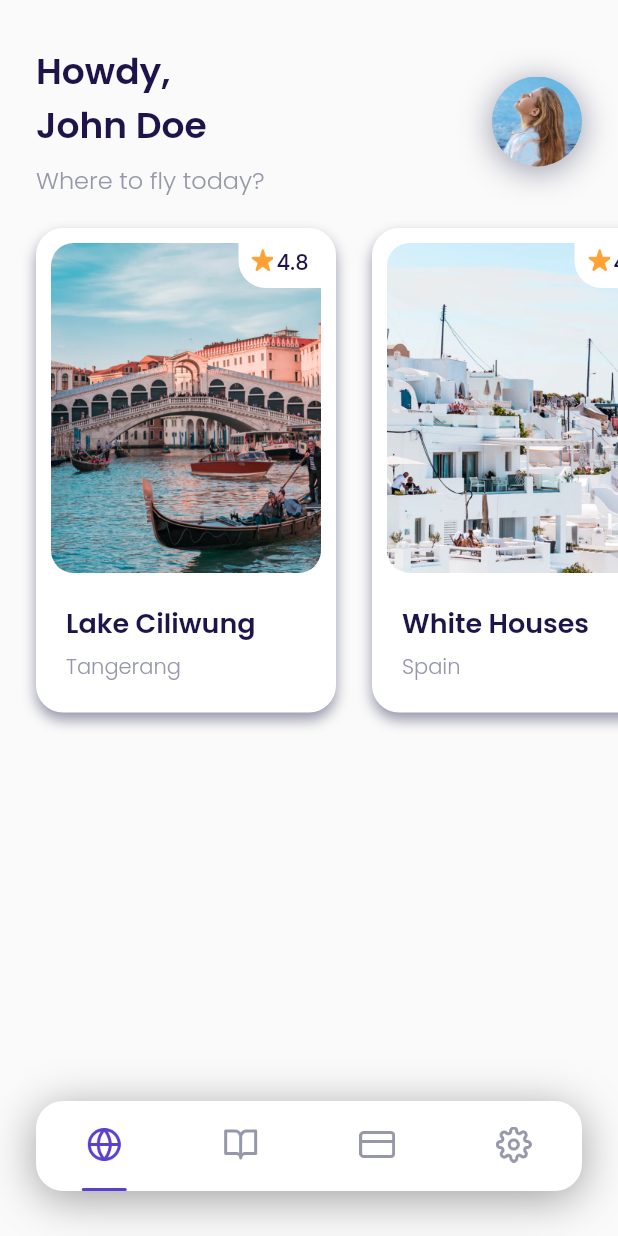
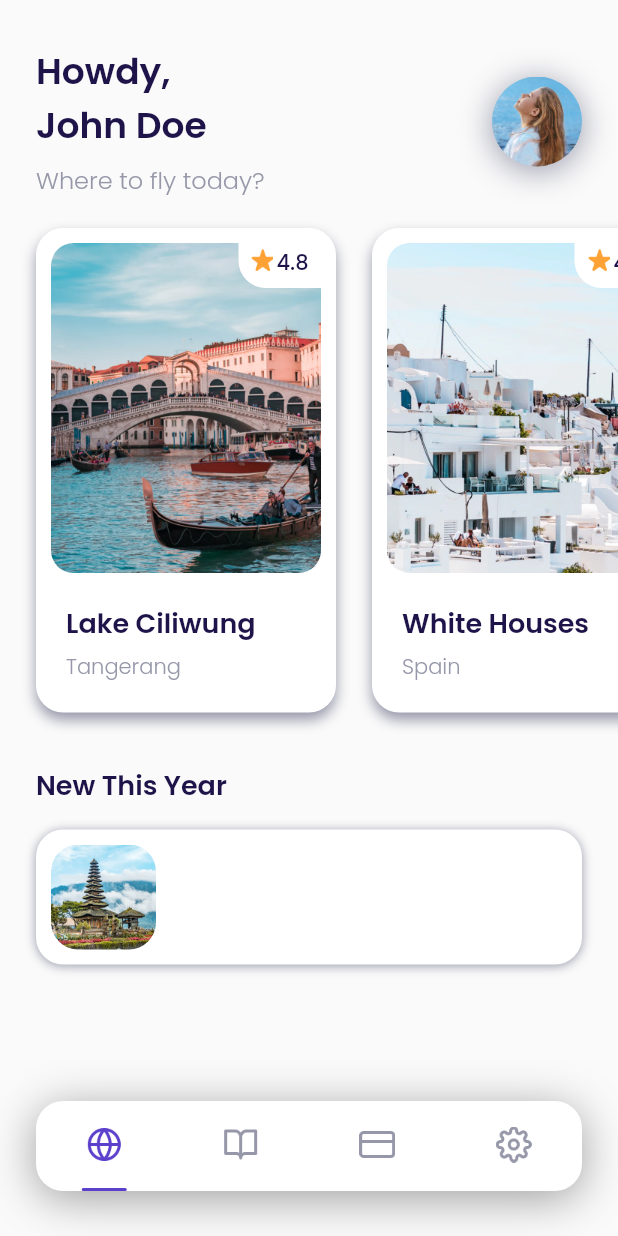
Before and after one commit to Flutter-Dart-Hacks/bwa-pesawats, a Flutter app: the MainPage screen opened by its route, on a phone screen of 412 x 824 dp. Run offline on Flutter 3.47's test engine with Material 2 defaults, Android fonts, the phone set to English and light mode, and no system bars; our stand-ins replace google_fonts.

Commit message:
Pembaruan versi package

```diff
--- a/lib/ui/pages/home_pages.dart
+++ b/lib/ui/pages/home_pages.dart
@@ -1,5 +1,6 @@
 import 'package:bwa_pesawats/shareds/themes.dart';
 import 'package:bwa_pesawats/ui/widgets/destination_card.dart';
+import 'package:bwa_pesawats/ui/widgets/destination_list_item.dart';
 import 'package:flutter/material.dart';
 
 class HomePages extends StatefulWidget {
@@ -110,12 +111,34 @@ class _HomePagesState extends State<HomePages> {
       );
     }
 
+    Widget createDestinationList(BuildContext context) {
+      return Container(
+        margin: EdgeInsets.only(
+          top: 20,
+          left: defaultMargin,
+          right: defaultMargin,
+        ),
+        child: Column(
+          crossAxisAlignment: CrossAxisAlignment.start,
+          children: [
+            Text(
+              'New This Year',
+              style:
+                  blackTextStyle.copyWith(fontSize: 18, fontWeight: semiBold),
+            ),
+            const DestinationListItem(),
+          ],
+        ),
+      );
+    }
+
     return Container(
       margin: const EdgeInsets.all(0),
       child: ListView(
         children: [
           createHeader(context),
           createPopulerDestination(context),
+          createDestinationList(context),
         ],
       ),
     );
--- /dev/null
+++ b/lib/ui/widgets/destination_list_item.dart
@@ -0,0 +1,47 @@
+import 'package:bwa_pesawats/shareds/themes.dart';
+import 'package:flutter/material.dart';
+
+class DestinationListItem extends StatefulWidget {
+  const DestinationListItem({super.key});
+
+  @override
+  State<DestinationListItem> createState() => _DestinationListItemState();
+}
+
+class _DestinationListItemState extends State<DestinationListItem> {
+  @override
+  Widget build(BuildContext context) {
+    return Container(
+      margin: const EdgeInsets.only(
+        top: 16,
+      ),
+      padding: const EdgeInsets.all(10),
+      decoration: BoxDecoration(
+        color: kWhiteColor,
+        borderRadius: BorderRadius.circular(18),
+        boxShadow: const [
+          BoxShadow(
+            color: kGreyColor,
+            blurRadius: 5,
+            spreadRadius: 0,
+            offset: Offset(0, 1),
+          ),
+        ],
+      ),
+      child: Row(
+        children: [
+          Container(
+            width: 70,
+            height: 70,
+            decoration: BoxDecoration(
+              borderRadius: BorderRadius.circular(18),
+              image: const DecorationImage(
+                image: AssetImage('resources/image_destination6.png'),
+              ),
+            ),
+          )
+        ],
+      ),
+    );
+  }
+}
```
Also changed, not shown: pubspec.lock.
